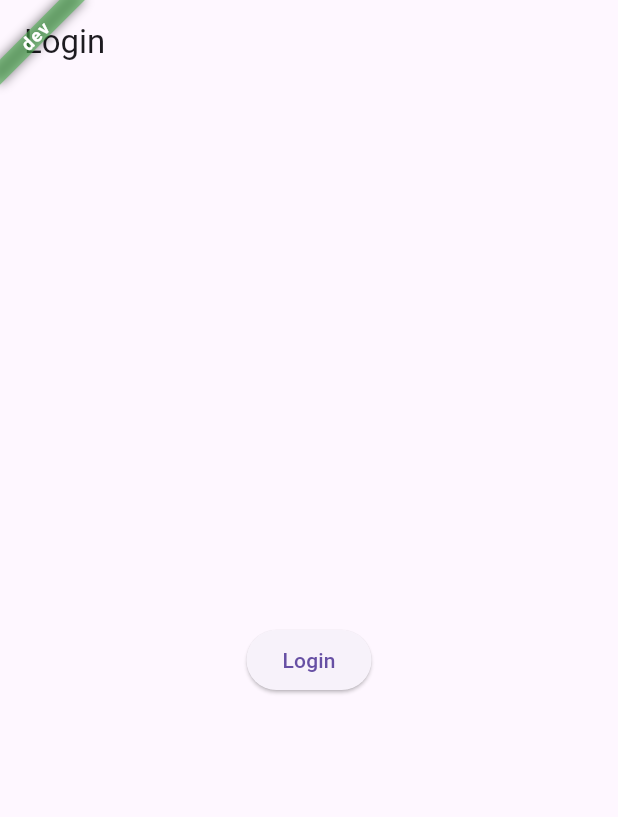
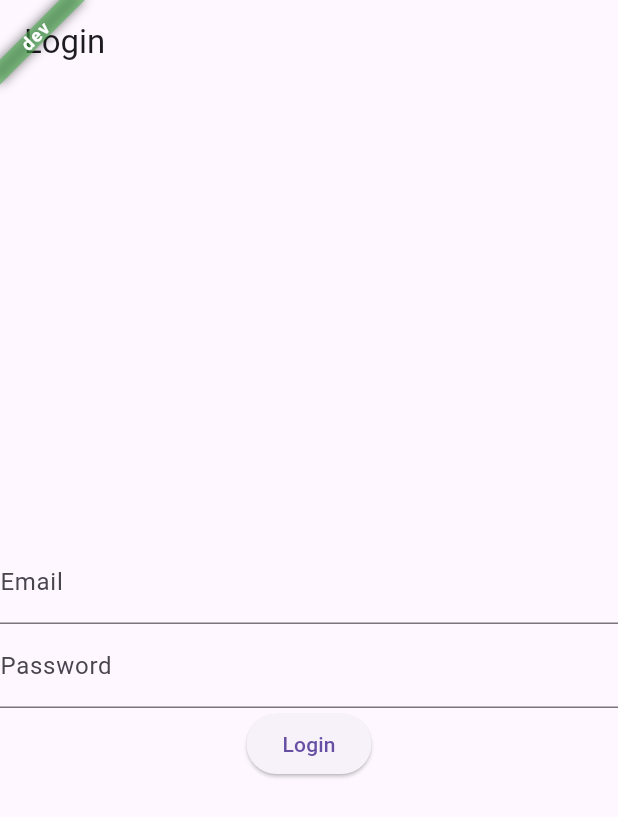
Before and after one commit to abualhamd/nen_project, a Flutter app: the LoginScreen screen opened by its route, on a phone screen of 412 x 824 dp. Shown: the top 817 px of the screen. Run offline on Flutter 3.47's test engine with Material 3 defaults, Android fonts, the phone set to English and light mode, and no system bars; our stand-ins replace equatable, flutter_bloc, flutter_hooks, fpdart, freezed_annotation, get_it and 1 more.

Commit message:
feat: refactor LoginScreen to use HookWidget and add form validation

```diff
--- a/lib/presentation/screens/login_screen.dart
+++ b/lib/presentation/screens/login_screen.dart
@@ -1,21 +1,84 @@
 import 'package:flutter/material.dart';
+import 'package:flutter_bloc/flutter_bloc.dart' show BlocListener, ReadContext;
+import 'package:flutter_hooks/flutter_hooks.dart';
 import 'package:go_router/go_router.dart';
+import 'package:nen_project/core/core.dart';
 
 import '../../app/app.dart' show RouteNames;
+import '../blocs.dart'
+    show AuthBloc, AuthState, LoginEvent, LoginLoadingState, LoginSuccessState;
 
-class LoginScreen extends StatelessWidget {
+class LoginScreen extends HookWidget {
   const LoginScreen({super.key});
 
   @override
   Widget build(BuildContext context) {
-    return Scaffold(
-      appBar: AppBar(title: const Text('Login')),
-      body: Center(
-        child: ElevatedButton(
-          onPressed: () {
+    final emailController = useTextEditingController();
+    final passwordController = useTextEditingController();
+    final formKey = useMemoized(() => GlobalKey<FormState>());
+
+    return BlocListener<AuthBloc, AuthState>(
+      listener: (context, state) {
+        switch (state) {
+          case LoginSuccessState():
             context.goNamed(RouteNames.home);
-          },
-          child: const Text('Login'),
+
+            break;
+          default:
+        }
+      },
+      child: Scaffold(
+        appBar: AppBar(title: const Text('Login')),
+        body: Center(
+          child: Form(
+            key: formKey,
+            child: Column(
+              mainAxisAlignment: MainAxisAlignment.center,
+              children: [
+                TextFormField(
+                  controller: emailController,
+                  decoration: const InputDecoration(labelText: 'Email'),
+                  validator: (value) {
+                    if (value == null || value.isEmpty) {
+                      return 'Please enter your email';
+                    }
+                    return null;
+                  },
+                ),
+                TextFormField(
+                  controller: passwordController,
+                  decoration: const InputDecoration(labelText: 'Password'),
+                  obscureText: true,
+                  validator: (value) {
+                    if (value == null || value.isEmpty) {
+                      return 'Please enter your password';
+                    }
+                    return null;
+                  },
+                ),
+                ElevatedButton(
+                  onPressed: () {
+                    if (!(formKey.currentState?.validate() ?? false)) {
+                      return;
+                    }
+                    if (context.read<AuthBloc>().state is LoginLoadingState) {
+                      return;
+                    }
+
+                    context.read<AuthBloc>().add(
+                      LoginEvent(
+                        input: InputLogin(
+                          email: emailController.text,
+                          password: passwordController.text,
+                        ),
+                      ),
+                    );
+                  },
+                  child: const Text('Login'),
+                ),
+              ],
+            ),
+          ),
         ),
       ),
     );
```
Also changed, not shown: lib/presentation/screens/register_screen.dart (+14 -2 lines).
